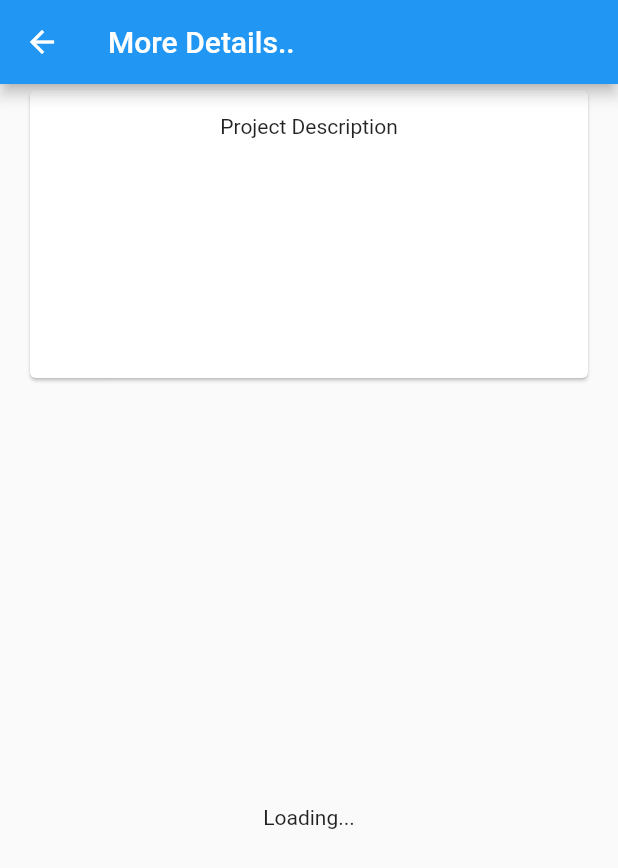
After one commit to vidishashah25/OneNetwork, a Flutter app: the HistoryPage screen opened directly, on a phone screen of 412 x 824 dp. The commit adds this screen. Shown: the top 868 px of the screen. Run offline on Flutter 3.47's test engine with Material 2 defaults, Android fonts, the phone set to English and light mode, and no system bars; our stand-ins replace dio, file_picker, fluttertoast; missing offline and left inert: progress_hud; network calls fail.

Commit message:
More Project Details_on going

```diff
--- /dev/null
+++ b/lib/history_page.dart
@@ -0,0 +1,205 @@
+import 'package:flutter/material.dart';
+import 'dart:async';
+import 'dart:convert';
+import 'package:http/http.dart' as http;
+
+class HistoryPage extends StatefulWidget {
+  @override
+  HistoryPageState createState() => HistoryPageState();
+}
+
+class HistoryPageState extends State<HistoryPage> {
+
+  //=> create Data;
+
+  List<HistoryModel> histories = [
+    HistoryModel("1","taher","how are you", "P_name"),
+    HistoryModel("2","Vishwesh","how are you", "P_name"),
+  ];
+
+  Future<List<HistoryModel>> _getData() async {
+    List<HistoryModel> histories = [];
+    // var temp = await http.get('onenetwork.ddns.net/api/view_project_details.php');
+    var data = await http.get('https://jsonplaceholder.typicode.com/posts');
+    var jsonData = json.decode(data.body);
+
+    for(var u in jsonData){
+      HistoryModel temp = HistoryModel(u["userId"], u["id"], u["title"], u["body"]);
+      histories.add(temp);
+      print(temp);
+    }
+
+    print("tot. data: $histories.length");
+    return histories;
+  }
+
+  @override
+  Widget build(BuildContext context) {
+    // TODO: implement build
+    return Scaffold(
+      // backgroundColor: Color(0xFFF4F4F4),
+      appBar: AppBar(
+        title: Text("More Details.."),
+      ),
+      body: Container(
+        child: Column(
+          crossAxisAlignment: CrossAxisAlignment.stretch,
+          children: <Widget>[
+            // Padding(
+            //   padding:
+            //       const EdgeInsets.symmetric(vertical: 30.0, horizontal: 16.0),
+            //   child: Text(
+            //     'Project Title',
+            //     style: TextStyle(fontWeight: FontWeight.w700, fontSize: 20.0),
+            //   ),
+            // ),
+            Padding(
+              padding: const EdgeInsets.symmetric(horizontal: 16.0),
+              child: Container(
+                margin: EdgeInsets.only(bottom: 10.0),
+                height: 200.0,
+                child: Row(
+                  children: <Widget>[
+   //Month
+                    Expanded(
+                      child: Card(
+                        child: Padding(
+                          padding: EdgeInsets.symmetric(
+                              horizontal: 8.0, vertical: 16.0),
+                          child: Column(
+                            children: <Widget>[
+                              Expanded(
+                                child: Text("Project Description"),
+                              ),
+                              // Icon(Icons.description)
+                            ],
+                          ),
+                        ),
+                      ),
+                    ),
+                  ],
+                ),
+              ),
+            ),
+            Expanded(
+              child: FutureBuilder(
+                future: _getData(),
+                builder: (BuildContext context, AsyncSnapshot snapshot){
+                if(snapshot.data == null){
+                  return Container(
+                    child: Center(
+                      child: Text("Loading..."),
+                    ),
+                  );
+                }
+                else{
+                  return ListView.builder(
+                    itemCount: histories.length,
+                    itemBuilder: (BuildContext context, int index){
+                      return _historyWidget(histories[index]);
+                    },
+                  );
+                }
+                },
+              ),
+
+//old code
+              // child: ListView.builder(
+              //     itemCount: histories.length,
+              //     itemBuilder: (BuildContext context, int index) {
+              //       return _historyWidget(histories[index]);
+              //     }),
+//old code
+            ),
+          ],
+        ),
+      ),
+    );
+  }
+
+  Widget _historyWidget(HistoryModel history) {
+    return Container(
+//      height: 100.0,
+        margin: EdgeInsets.only(bottom: 16.0, left: 16.0, right: 16.0),
+          child: Card(
+        child: Padding(
+          padding: const EdgeInsets.symmetric(horizontal: 16.0),
+          child: Row(
+            children: <Widget>[
+              Padding(
+                padding: const EdgeInsets.only(right: 16.0),
+                child: Image.asset(
+                  "history.historyAssetPath",
+                  height: 40.0,
+                  width: 40.0,
+                ),
+              ),
+              Expanded(
+                child: Padding(
+                  padding: const EdgeInsets.all(8.0),
+                  child: Column(
+                    crossAxisAlignment: CrossAxisAlignment.start,
+                    mainAxisAlignment: MainAxisAlignment.center,
+                    children: <Widget>[
+                      Text(
+                        history.title.toString(),
+                        style: TextStyle(fontWeight: FontWeight.bold),
+                          textAlign: TextAlign.left,
+                      ),
+                      Text(history.body)
+                    ],
+                  ),
+                ),
+              ),
+            ],
+          ),
+        ),
+      ),
+    );
+  }
+}
+
+class HistoryModel {
+  // final String historyAssetPath;
+  // final String historyType;
+  // final String receiverName;
+  // final double amount;
+  // final String date;
+  // final String cardLogoPath;
+
+  // HistoryModel(this.historyAssetPath, this.historyType, this.receiverName,
+      // this.amount, this.date, this.cardLogoPath);
+
+  // final int id;
+  // final String name;
+  // final String msg;
+  // final String p_name;
+
+  // HistoryModel(this.id, this.name, this.msg, this.p_name);
+
+  final String userid;
+  final String id;
+  final String title;
+  final String body;
+
+  HistoryModel(this.userid, this.id, this.title, this.body);
+}
+
+// List<HistoryModel> histories = [
+//     HistoryModel('images/ico_send_money.png', 'Paid to', 'Salina', 999.0,
+//         '08 May 2018', 'images/ico_logo_red.png'),
+//     HistoryModel('images/ico_pay_elect.png', 'Electricity\nbill paid',
+//         'Fantasy lights', 830.0, '08 May 2018', 'images/ico_logo_red.png'),
+//     HistoryModel('images/ico_pay_phone.png', 'Mobile\nrecharged',
+//         'Fantasy mobile', 830.0, '08 May 2018', 'images/ico_logo_red.png'),
+//     HistoryModel('images/ico_receive_money.png', 'Received from', 'Salina',
+//         30.0, '08 May 2018', 'images/ico_logo_blue.png'),
+//     HistoryModel('images/ico_send_money.png', 'Paid to', 'Salina', 999.0,
+//         '08 May 2018', 'images/ico_logo_red.png'),
+//     HistoryModel('images/ico_pay_elect.png', 'Electricity\nbill paid',
+//         'Fantasy lights', 830.0, '08 May 2018', 'images/ico_logo_red.png'),
+//     HistoryModel('images/ico_pay_phone.png', 'Mobile\nrecharged',
+//         'Fantasy mobile', 830.0, '08 May 2018', 'images/ico_logo_red.png'),
+//     HistoryModel('images/ico_receive_money.png', 'Received from', 'Salina',
+//         30.0, '08 May 2018', 'images/ico_logo_blue.png'),
+//   ];
```
Also changed, not shown: lib/homepage.dart (+6 -2 lines), lib/post.dart (+5 -5 lines).
